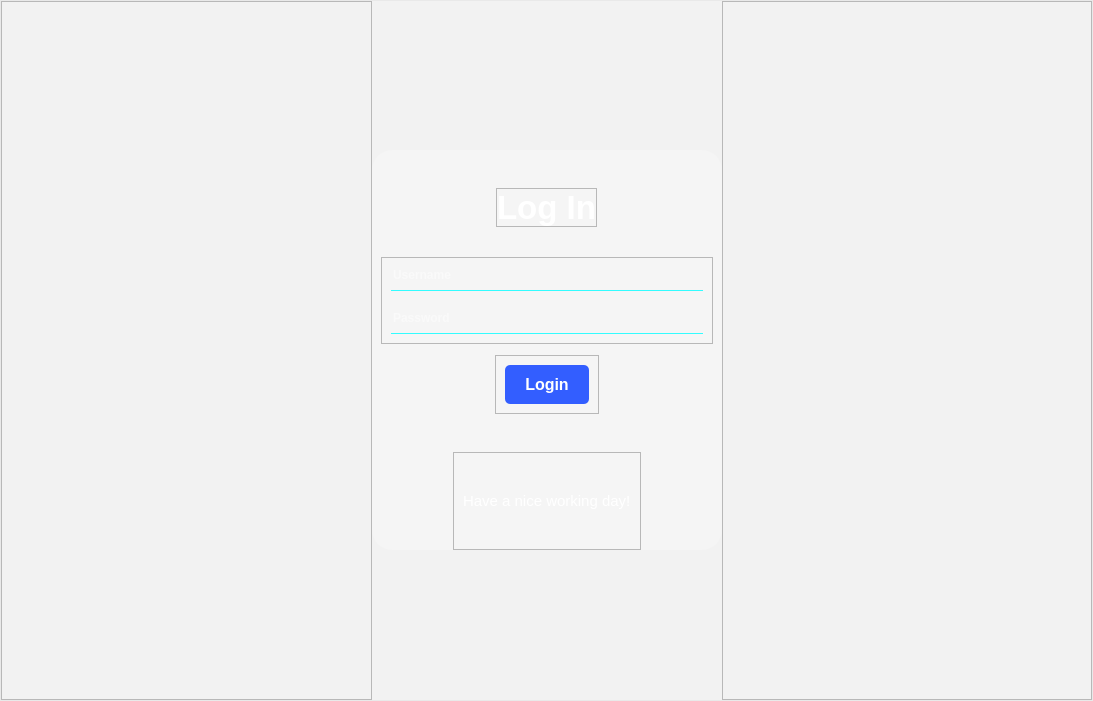
The window that ui/login.ui (AgentMajin/taskify) describes before a commit, drawn with Qt 5.
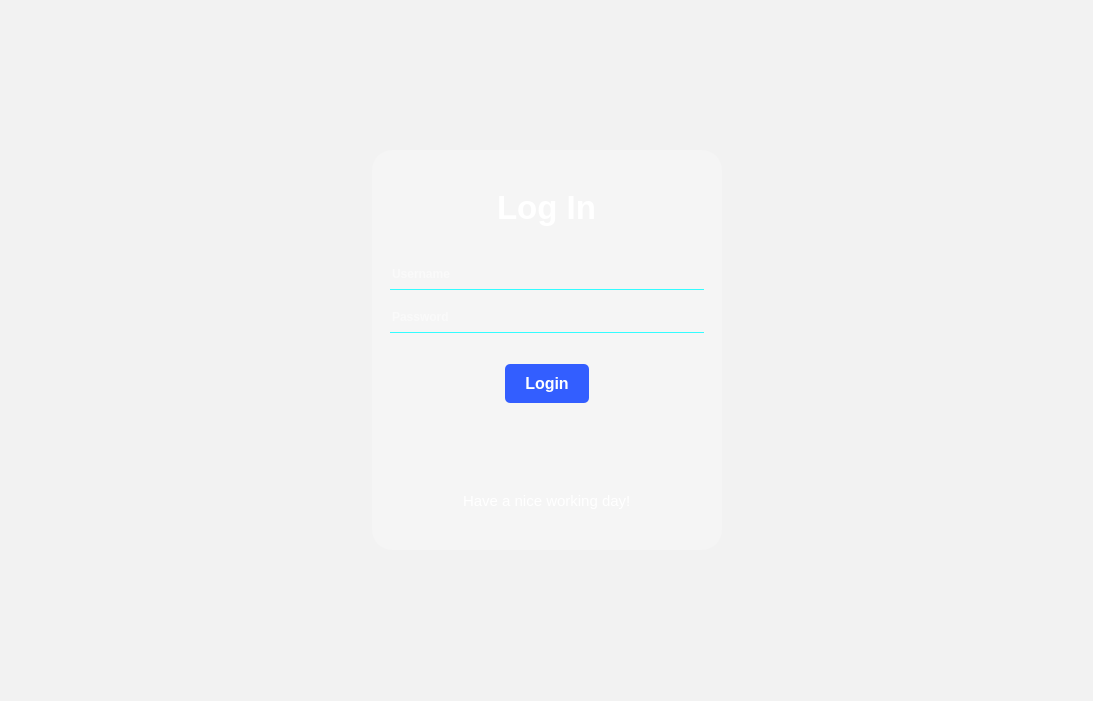
The same window after the commit. Icons and pictures are not drawn.

```diff
--- a/ui/login.ui
+++ b/ui/login.ui
@@ -52,6 +52,8 @@
       <property name="styleSheet">
        <string notr="true">#main_frame {
 background-color: rgba(255, 255, 255, 0.2);}
+
+QFrame {border: none}
 </string>
       </property>
       <property name="frameShape">
```
